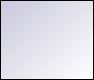
The window that Data/src/ui/BlankDeck.ui (NE-student/CardGames) describes before a commit, drawn with Qt 5.
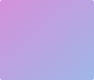
The same window after the commit.

Patch:
```diff
--- a/Data/src/ui/BlankDeck.ui
+++ b/Data/src/ui/BlankDeck.ui
@@ -24,13 +24,18 @@
   </property>
   <property name="maximumSize">
    <size>
-    <width>120</width>
-    <height>180</height>
+    <width>94</width>
+    <height>120</height>
    </size>
   </property>
   <property name="windowTitle">
    <string>Form</string>
   </property>
+  <property name="styleSheet">
+   <string notr="true">#Form{
+background:transparent;
+}</string>
+  </property>
   <layout class="QVBoxLayout" name="verticalLayout">
    <property name="spacing">
     <number>0</number>
@@ -61,12 +66,17 @@
        <height>80</height>
       </size>
      </property>
+     <property name="maximumSize">
+      <size>
+       <width>120</width>
+       <height>16777215</height>
+      </size>
+     </property>
      <property name="styleSheet">
       <string notr="true">#blankArea
 {
-	
-	
-	background-color: qlineargradient(spread:pad, x1:0, y1:0, x2:1, y2:1, stop:0 rgba(201, 199, 219, 255), stop:1 rgba(255, 255, 255, 255));
+	border-radius:2px;	
+	background-color: qlineargradient(spread:repeat, x1:0, y1:0, x2:1, y2:1, stop:0 rgba(208, 135, 216, 234), stop:1 rgba(78, 121, 210, 138));
 }</string>
      </property>
      <property name="frameShape">
```
